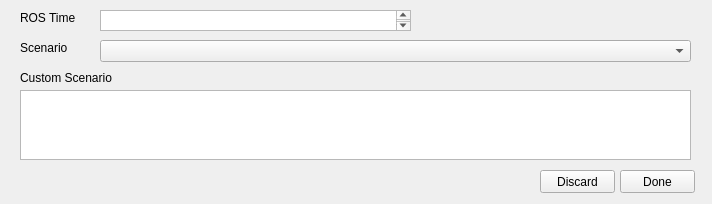
Above: pages/UIs/scenario.ui from mojtaba1989/ads_app before the change. Below: the same form after it.
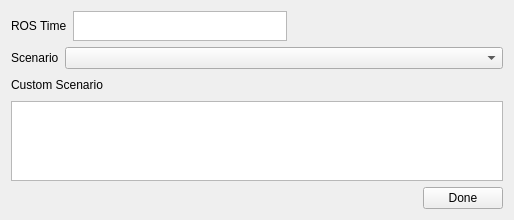
That is the form after the change.

Diff of the .ui file:
```diff
--- a/pages/UIs/scenario.ui
+++ b/pages/UIs/scenario.ui
@@ -6,108 +6,114 @@
    <rect>
     <x>0</x>
     <y>0</y>
-    <width>712</width>
-    <height>204</height>
+    <width>514</width>
+    <height>220</height>
    </rect>
   </property>
   <property name="windowTitle">
    <string>Add/Edit Scenario</string>
   </property>
-  <widget class="QLabel" name="label">
-   <property name="geometry">
-    <rect>
-     <x>20</x>
-     <y>10</y>
-     <width>71</width>
-     <height>16</height>
-    </rect>
-   </property>
-   <property name="text">
-    <string>ROS Time</string>
-   </property>
-  </widget>
-  <widget class="QComboBox" name="scenario">
-   <property name="geometry">
-    <rect>
-     <x>100</x>
-     <y>40</y>
-     <width>591</width>
-     <height>22</height>
-    </rect>
-   </property>
-  </widget>
-  <widget class="QLabel" name="label_2">
-   <property name="geometry">
-    <rect>
-     <x>20</x>
-     <y>40</y>
-     <width>61</width>
-     <height>16</height>
-    </rect>
-   </property>
-   <property name="text">
-    <string>Scenario</string>
-   </property>
-  </widget>
-  <widget class="QPushButton" name="addB">
-   <property name="geometry">
-    <rect>
-     <x>620</x>
-     <y>170</y>
-     <width>75</width>
-     <height>23</height>
-    </rect>
-   </property>
-   <property name="text">
-    <string>Done</string>
-   </property>
-  </widget>
-  <widget class="QPushButton" name="discardB">
-   <property name="geometry">
-    <rect>
-     <x>540</x>
-     <y>170</y>
-     <width>75</width>
-     <height>23</height>
-    </rect>
-   </property>
-   <property name="text">
-    <string>Discard</string>
-   </property>
-  </widget>
-  <widget class="QPlainTextEdit" name="time">
-   <property name="geometry">
-    <rect>
-     <x>100</x>
-     <y>10</y>
-     <width>311</width>
-     <height>21</height>
-    </rect>
-   </property>
-  </widget>
-  <widget class="QLabel" name="label_3">
-   <property name="geometry">
-    <rect>
-     <x>20</x>
-     <y>70</y>
-     <width>121</width>
-     <height>16</height>
-    </rect>
-   </property>
-   <property name="text">
-    <string>Custom Scenario</string>
-   </property>
-  </widget>
-  <widget class="QPlainTextEdit" name="customScen">
-   <property name="geometry">
-    <rect>
-     <x>20</x>
-     <y>90</y>
-     <width>671</width>
-     <height>70</height>
-    </rect>
-   </property>
-  </widget>
+  <layout class="QVBoxLayout" name="verticalLayout">
+   <item>
+    <layout class="QHBoxLayout" name="horizontalLayout">
+     <item>
+      <widget class="QLabel" name="label">
+       <property name="text">
+        <string>ROS Time</string>
+       </property>
+      </widget>
+     </item>
+     <item>
+      <widget class="QPlainTextEdit" name="time">
+       <property name="maximumSize">
+        <size>
+         <width>16777215</width>
+         <height>30</height>
+        </size>
+       </property>
+      </widget>
+     </item>
+     <item>
+      <spacer name="horizontalSpacer">
+       <property name="orientation">
+        <enum>Qt::Horizontal</enum>
+       </property>
+       <property name="sizeHint" stdset="0">
+        <size>
+         <width>258</width>
+         <height>20</height>
+        </size>
+       </property>
+      </spacer>
+     </item>
+    </layout>
+   </item>
+   <item>
+    <layout class="QHBoxLayout" name="horizontalLayout_2" stretch="0,10">
+     <item>
+      <widget class="QLabel" name="label_2">
+       <property name="text">
+        <string>Scenario</string>
+       </property>
+      </widget>
+     </item>
+     <item>
+      <widget class="QComboBox" name="scenario"/>
+     </item>
+    </layout>
+   </item>
+   <item>
+    <layout class="QHBoxLayout" name="horizontalLayout_3">
+     <item>
+      <widget class="QLabel" name="label_3">
+       <property name="text">
+        <string>Custom Scenario</string>
+       </property>
+      </widget>
+     </item>
+     <item>
+      <spacer name="horizontalSpacer_2">
+       <property name="orientation">
+        <enum>Qt::Horizontal</enum>
+       </property>
+       <property name="sizeHint" stdset="0">
+        <size>
+         <width>538</width>
+         <height>20</height>
+        </size>
+       </property>
+      </spacer>
+     </item>
+    </layout>
+   </item>
+   <item>
+    <widget class="QPlainTextEdit" name="customScen"/>
+   </item>
+   <item>
+    <layout class="QHBoxLayout" name="horizontalLayout_4">
+     <item>
+      <spacer name="horizontalSpacer_3">
+       <property name="orientation">
+        <enum>Qt::Horizontal</enum>
+       </property>
+       <property name="sizeHint" stdset="0">
+        <size>
+         <width>498</width>
+         <height>20</height>
+        </size>
+       </property>
+      </spacer>
+     </item>
+     <item>
+      <widget class="QPushButton" name="addB">
+       <property name="text">
+        <string>Done</string>
+       </property>
+      </widget>
+     </item>
+    </layout>
+   </item>
+  </layout>
  </widget>
  <resources/>
  <connections/>
```
